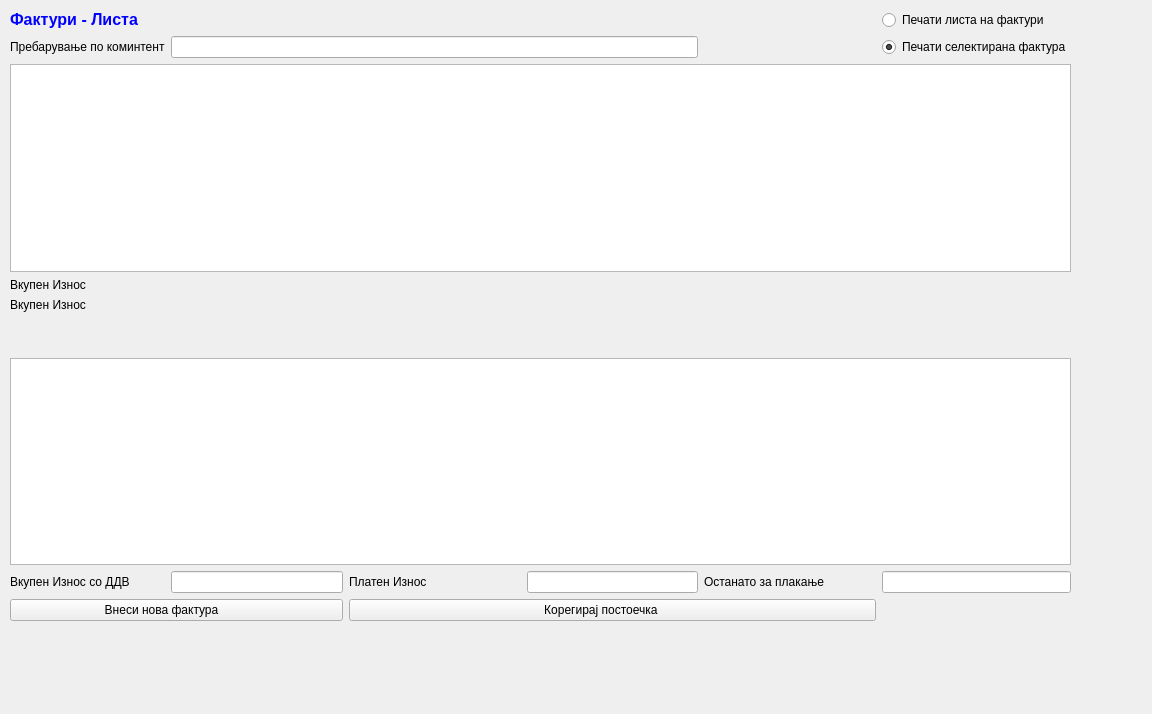
Above: sterna/LagerLista/lagerlista.ui from srgank/sterna_x before the change. Below: the same form after it.
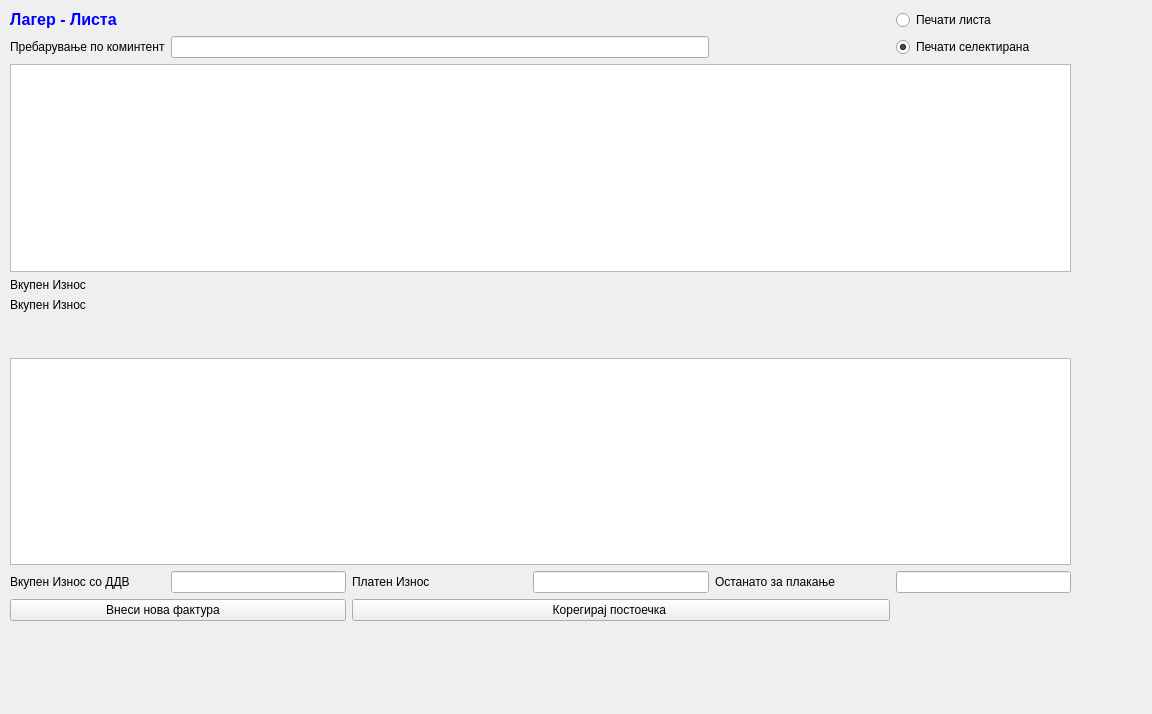
That is the form after the change. Icons and pictures are not drawn.

The edit to the form file:
```diff
--- a/sterna/LagerLista/lagerlista.ui
+++ b/sterna/LagerLista/lagerlista.ui
@@ -29,8 +29,8 @@
        <string>&lt;!DOCTYPE HTML PUBLIC &quot;-//W3C//DTD HTML 4.0//EN&quot; &quot;http://www.w3.org/TR/REC-html40/strict.dtd&quot;&gt;
 &lt;html&gt;&lt;head&gt;&lt;meta name=&quot;qrichtext&quot; content=&quot;1&quot; /&gt;&lt;style type=&quot;text/css&quot;&gt;
 p, li { white-space: pre-wrap; }
-&lt;/style&gt;&lt;/head&gt;&lt;body style=&quot; font-family:'MS Shell Dlg 2'; font-size:10pt; font-weight:400; font-style:normal;&quot;&gt;
-&lt;p style=&quot; margin-top:0px; margin-bottom:0px; margin-left:0px; margin-right:0px; -qt-block-indent:0; text-indent:0px;&quot;&gt;&lt;span style=&quot; font-size:12pt; font-weight:600; color:#0000ff;&quot;&gt;Фактури - Листа&lt;/span&gt;&lt;/p&gt;&lt;/body&gt;&lt;/html&gt;</string>
+&lt;/style&gt;&lt;/head&gt;&lt;body style=&quot; font-family:'Sans Serif'; font-size:9pt; font-weight:400; font-style:normal;&quot;&gt;
+&lt;p style=&quot; margin-top:0px; margin-bottom:0px; margin-left:0px; margin-right:0px; -qt-block-indent:0; text-indent:0px;&quot;&gt;&lt;span style=&quot; font-family:'MS Shell Dlg 2'; font-size:12pt; font-weight:600; color:#0000ff;&quot;&gt;Лагер - Листа&lt;/span&gt;&lt;/p&gt;&lt;/body&gt;&lt;/html&gt;</string>
       </property>
      </widget>
     </item>
@@ -89,7 +89,7 @@
     <item row="0" column="5">
      <widget class="QRadioButton" name="radioButtonPecatiLista">
       <property name="text">
-       <string>Печати листа на фактури</string>
+       <string>Печати листа</string>
       </property>
      </widget>
     </item>
@@ -106,7 +106,7 @@
     <item row="1" column="5">
      <widget class="QRadioButton" name="radioButtonPecatiSelektirana">
       <property name="text">
-       <string>Печати селектирана фактура</string>
+       <string>Печати селектирана</string>
       </property>
       <property name="checked">
        <bool>true</bool>
```
